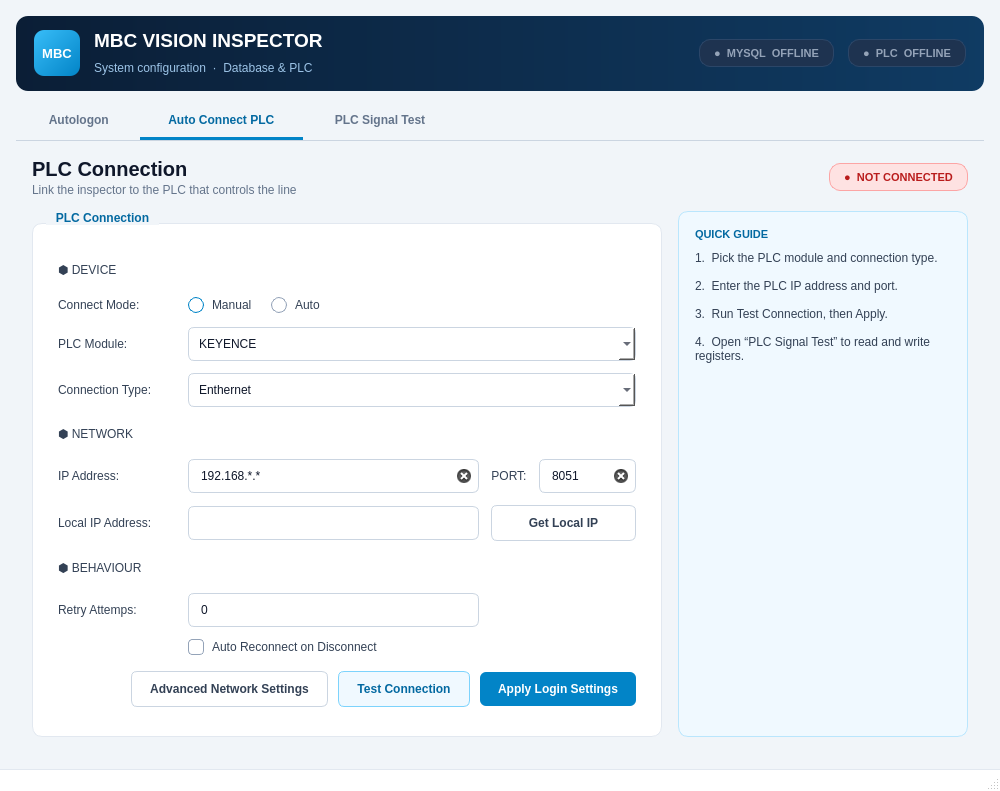
Old version of the form module_5/auto_init_.ui in the repository hodat2608/internal.project.
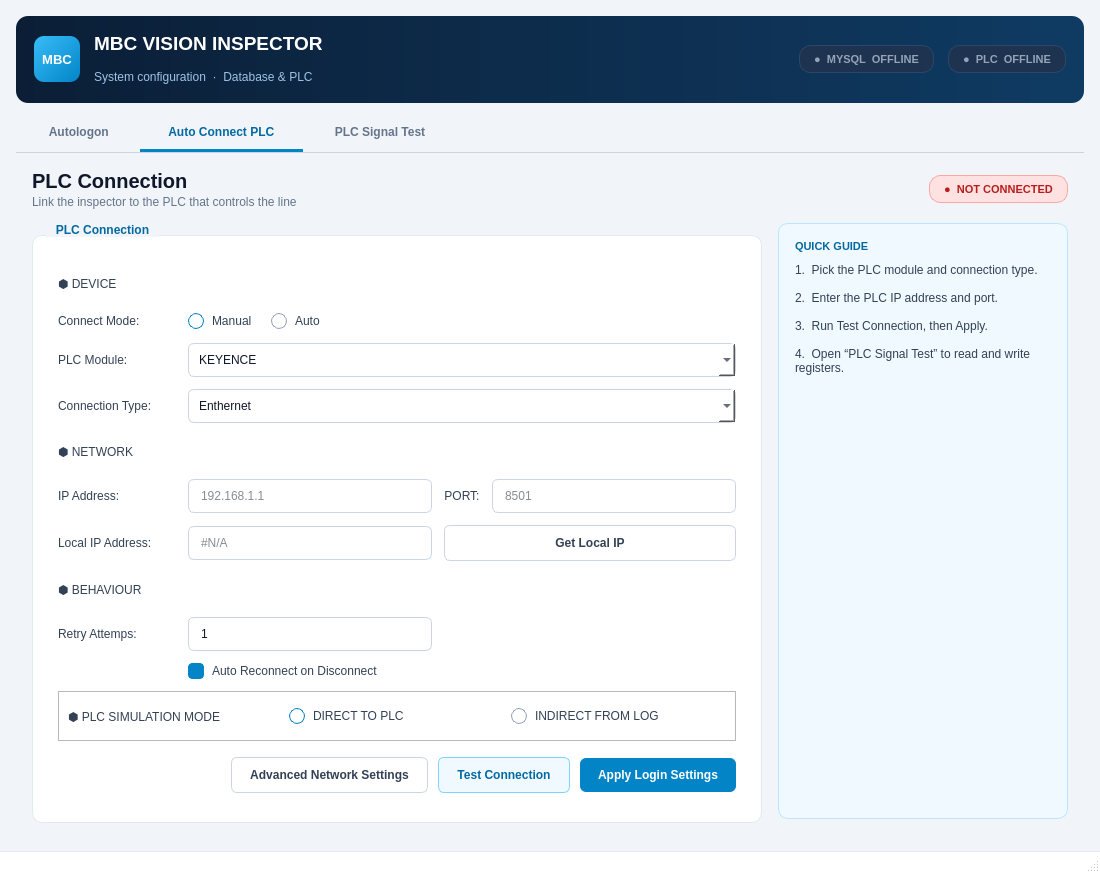
New version of the form. The open tabs and pages were chosen to show the change.

```diff
--- a/module_5/auto_init_.ui
+++ b/module_5/auto_init_.ui
@@ -6,8 +6,8 @@
    <rect>
     <x>0</x>
     <y>0</y>
-    <width>1000</width>
-    <height>791</height>
+    <width>1100</width>
+    <height>873</height>
    </rect>
   </property>
   <property name="windowTitle">
@@ -216,6 +216,13 @@
         <height>68</height>
        </size>
       </property>
+      <property name="font">
+       <font>
+        <family>Segoe UI</family>
+        <weight>75</weight>
+        <bold>true</bold>
+       </font>
+      </property>
       <property name="frameShape">
        <enum>QFrame::NoFrame</enum>
       </property>
@@ -340,7 +347,7 @@
       <property name="maximumSize">
        <size>
         <width>16777215</width>
-        <height>650</height>
+        <height>720</height>
        </size>
       </property>
       <property name="tabPosition">
@@ -943,13 +950,99 @@
           <property name="enabled">
            <bool>true</bool>
           </property>
+          <property name="minimumSize">
+           <size>
+            <width>0</width>
+            <height>600</height>
+           </size>
+          </property>
+          <property name="font">
+           <font>
+            <family>Segoe UI</family>
+            <pointsize>9</pointsize>
+            <weight>87</weight>
+            <bold>true</bold>
+           </font>
+          </property>
           <property name="title">
            <string>PLC Connection</string>
           </property>
-          <layout class="QGridLayout" name="gridLayout_7" columnstretch="0,3,0,1">
+          <layout class="QGridLayout" name="gridLayout_7" columnstretch="0,0,0,0">
            <property name="spacing">
             <number>12</number>
            </property>
+           <item row="6" column="0">
+            <widget class="QLabel" name="label_13">
+             <property name="minimumSize">
+              <size>
+               <width>118</width>
+               <height>0</height>
+              </size>
+             </property>
+             <property name="text">
+              <string>Local IP Address:</string>
+             </property>
+            </widget>
+           </item>
+           <item row="5" column="3">
+            <widget class="QLineEdit" name="lineEdit_port_3">
+             <property name="text">
+              <string/>
+             </property>
+             <property name="placeholderText">
+              <string>8501</string>
+             </property>
+             <property name="clearButtonEnabled">
+              <bool>true</bool>
+             </property>
+            </widget>
+           </item>
+           <item row="5" column="1">
+            <widget class="QLineEdit" name="lineEdit_ip_address_2">
+             <property name="text">
+              <string/>
+             </property>
+             <property name="placeholderText">
+              <string>192.168.1.1</string>
+             </property>
+             <property name="clearButtonEnabled">
+              <bool>true</bool>
+             </property>
+            </widget>
+           </item>
+           <item row="8" column="1">
+            <widget class="QSpinBox" name="spinBox_2">
+             <property name="buttonSymbols">
+              <enum>QAbstractSpinBox::NoButtons</enum>
+             </property>
+             <property name="value">
+              <number>1</number>
+             </property>
+            </widget>
+           </item>
+           <item row="4" column="0" colspan="4">
+            <widget class="QLabel" name="label_sec_plc_network">
+             <property name="text">
+              <string>⬢ NETWORK</string>
+             </property>
+             <property name="role" stdset="0">
+              <string>section</string>
+             </property>
+            </widget>
+           </item>
+           <item row="5" column="0">
+            <widget class="QLabel" name="label_16">
+             <property name="minimumSize">
+              <size>
+               <width>118</width>
+               <height>0</height>
+              </size>
+             </property>
+             <property name="text">
+              <string>IP Address:</string>
+             </property>
+            </widget>
+           </item>
            <item row="0" column="0" colspan="4">
             <widget class="QLabel" name="label_sec_plc_device">
              <property name="text">
@@ -1016,183 +1109,7 @@
              </item>
             </layout>
            </item>
-           <item row="2" column="0">
-            <widget class="QLabel" name="label_7">
-             <property name="minimumSize">
-              <size>
-               <width>118</width>
-               <height>0</height>
-              </size>
-             </property>
-             <property name="text">
-              <string>PLC Module:</string>
-             </property>
-            </widget>
-           </item>
-           <item row="2" column="1" colspan="3">
-            <widget class="QComboBox" name="comboBox">
-             <property name="enabled">
-              <bool>true</bool>
-             </property>
-             <item>
-              <property name="text">
-               <string>KEYENCE</string>
-              </property>
-             </item>
-             <item>
-              <property name="text">
-               <string>OMRON</string>
-              </property>
-             </item>
-             <item>
-              <property name="text">
-               <string>MITSHUBISHI</string>
-              </property>
-             </item>
-            </widget>
-           </item>
-           <item row="3" column="0">
-            <widget class="QLabel" name="label_18">
-             <property name="minimumSize">
-              <size>
-               <width>118</width>
-               <height>0</height>
-              </size>
-             </property>
-             <property name="text">
-              <string>Connection Type:</string>
-             </property>
-            </widget>
-           </item>
-           <item row="3" column="1" colspan="3">
-            <widget class="QComboBox" name="comboBox_connection_type_2">
-             <property name="enabled">
-              <bool>true</bool>
-             </property>
-             <item>
-              <property name="text">
-               <string>Enthernet</string>
-              </property>
-             </item>
-            </widget>
-           </item>
-           <item row="4" column="0" colspan="4">
-            <widget class="QLabel" name="label_sec_plc_network">
-             <property name="text">
-              <string>⬢ NETWORK</string>
-             </property>
-             <property name="role" stdset="0">
-              <string>section</string>
-             </property>
-            </widget>
-           </item>
-           <item row="5" column="0">
-            <widget class="QLabel" name="label_16">
-             <property name="minimumSize">
-              <size>
-               <width>118</width>
-               <height>0</height>
-              </size>
-             </property>
-             <property name="text">
-              <string>IP Address:</string>
-             </property>
-            </widget>
-           </item>
-           <item row="5" column="1">
-            <widget class="QLineEdit" name="lineEdit_ip_address_2">
-             <property name="text">
-              <string>192.168.*.*</string>
-             </property>
-             <property name="clearButtonEnabled">
-              <bool>true</bool>
-             </property>
-            </widget>
-           </item>
-           <item row="5" column="2">
-            <widget class="QLabel" name="label_17">
-             <property name="text">
-              <string>PORT:</string>
-             </property>
-             <property name="alignment">
-              <set>Qt::AlignCenter</set>
-             </property>
-            </widget>
-           </item>
-           <item row="5" column="3">
-            <widget class="QLineEdit" name="lineEdit_port_3">
-             <property name="text">
-              <string>8051</string>
-             </property>
-             <property name="clearButtonEnabled">
-              <bool>true</bool>
-             </property>
-            </widget>
-           </item>
-           <item row="6" column="0">
-            <widget class="QLabel" name="label_13">
-             <property name="minimumSize">
-              <size>
-               <width>118</width>
-               <height>0</height>
-              </size>
-             </property>
-             <property name="text">
-              <string>Local IP Address:</string>
-             </property>
-            </widget>
-           </item>
-           <item row="6" column="1">
-            <widget class="QLineEdit" name="lineEdit_local_ip_2"/>
-           </item>
-           <item row="6" column="2" colspan="2">
-            <widget class="QPushButton" name="pushButton_get_local_ip_2">
-             <property name="cursor">
-              <cursorShape>PointingHandCursor</cursorShape>
-             </property>
-             <property name="text">
-              <string>Get Local IP</string>
-             </property>
-            </widget>
-           </item>
-           <item row="7" column="0" colspan="4">
-            <widget class="QLabel" name="label_sec_plc_behaviour">
-             <property name="text">
-              <string>⬢ BEHAVIOUR</string>
-             </property>
-             <property name="role" stdset="0">
-              <string>section</string>
-             </property>
-            </widget>
-           </item>
-           <item row="8" column="0">
-            <widget class="QLabel" name="label_14">
-             <property name="minimumSize">
-              <size>
-               <width>118</width>
-               <height>0</height>
-              </size>
-             </property>
-             <property name="text">
-              <string>Retry Attemps:</string>
-             </property>
-            </widget>
-           </item>
-           <item row="8" column="1">
-            <widget class="QSpinBox" name="spinBox_2">
-             <property name="buttonSymbols">
-              <enum>QAbstractSpinBox::NoButtons</enum>
-             </property>
-            </widget>
-           </item>
-           <item row="9" column="1" colspan="3">
-            <widget class="QCheckBox" name="checkBox_2">
-             <property name="text">
-              <string>Auto Reconnect on Disconnect</string>
-             </property>
-            </widget>
-           </item>
-           <item row="10" column="0" colspan="4">
+           <item row="11" column="0" colspan="4">
             <widget class="QWidget" name="widget_3" native="true">
              <property name="minimumSize">
               <size>
@@ -1222,7 +1139,34 @@
               <property name="horizontalSpacing">
                <number>10</number>
               </property>
-              <item row="0" column="0">
+              <item row="1" column="2">
+               <widget class="QPushButton" name="pushButton_test_connection_3">
+                <property name="cursor">
+                 <cursorShape>PointingHandCursor</cursorShape>
+                </property>
+                <property name="text">
+                 <string>Test Connection</string>
+                </property>
+               </widget>
+              </item>
+              <item row="1" column="1">
+               <widget class="QPushButton" name="network_setting_advanced">
+                <property name="text">
+                 <string>Advanced Network Settings</string>
+                </property>
+               </widget>
+              </item>
+              <item row="1" column="3">
+               <widget class="QPushButton" name="pushButton_apply_ip_add_setting_2">
+                <property name="cursor">
+                 <cursorShape>PointingHandCursor</cursorShape>
+                </property>
+                <property name="text">
+                 <string>Apply Login Settings</string>
+                </property>
+               </widget>
+              </item>
+              <item row="1" column="0">
                <spacer name="horizontalSpacer_plc_buttons">
                 <property name="orientation">
                  <enum>Qt::Horizontal</enum>
@@ -1235,36 +1179,187 @@
                 </property>
                </spacer>
               </item>
-              <item row="0" column="3">
-               <widget class="QPushButton" name="pushButton_apply_ip_add_setting_2">
-                <property name="cursor">
-                 <cursorShape>PointingHandCursor</cursorShape>
-                </property>
+             </layout>
+            </widget>
+           </item>
+           <item row="7" column="0" colspan="4">
+            <widget class="QLabel" name="label_sec_plc_behaviour">
+             <property name="text">
+              <string>⬢ BEHAVIOUR</string>
+             </property>
+             <property name="role" stdset="0">
+              <string>section</string>
+             </property>
+            </widget>
+           </item>
+           <item row="3" column="1" colspan="3">
+            <widget class="QComboBox" name="comboBox_connection_type_2">
+             <property name="enabled">
+              <bool>true</bool>
+             </property>
+             <item>
+              <property name="text">
+               <string>Enthernet</string>
+              </property>
+             </item>
+            </widget>
+           </item>
+           <item row="10" column="0" colspan="4">
+            <widget class="QFrame" name="frame_3">
+             <property name="minimumSize">
+              <size>
+               <width>0</width>
+               <height>50</height>
+              </size>
+             </property>
+             <property name="frameShape">
+              <enum>QFrame::StyledPanel</enum>
+             </property>
+             <property name="frameShadow">
+              <enum>QFrame::Raised</enum>
+             </property>
+             <layout class="QGridLayout" name="gridLayout_5">
+              <item row="1" column="1">
+               <widget class="QRadioButton" name="direct_to_plc">
                 <property name="text">
-                 <string>Apply Login Settings</string>
+                 <string>DIRECT TO PLC</string>
                 </property>
+                <property name="checked">
+                 <bool>true</bool>
+                </property>
                </widget>
               </item>
-              <item row="0" column="2">
-               <widget class="QPushButton" name="pushButton_test_connection_3">
-                <property name="cursor">
-                 <cursorShape>PointingHandCursor</cursorShape>
+              <item row="1" column="0">
+               <widget class="QLabel" name="label_8">
+                <property name="font">
+                 <font>
+                  <family>Segoe UI</family>
+                  <pointsize>9</pointsize>
+                  <weight>50</weight>
+                  <bold>false</bold>
+                 </font>
                 </property>
                 <property name="text">
-                 <string>Test Connection</string>
+                 <string>⬢ PLC SIMULATION MODE</string>
                 </property>
                </widget>
               </item>
-              <item row="0" column="1">
-               <widget class="QPushButton" name="network_setting_advanced">
+              <item row="1" column="2">
+               <widget class="QRadioButton" name="indirect_from_log">
+                <property name="font">
+                 <font>
+                  <family>Segoe UI</family>
+                  <pointsize>9</pointsize>
+                  <weight>50</weight>
+                  <bold>false</bold>
+                 </font>
+                </property>
                 <property name="text">
-                 <string>Advanced Network Settings</string>
+                 <string>INDIRECT FROM LOG</string>
                 </property>
                </widget>
               </item>
              </layout>
             </widget>
            </item>
+           <item row="9" column="1" colspan="3">
+            <widget class="QCheckBox" name="checkBox_2">
+             <property name="text">
+              <string>Auto Reconnect on Disconnect</string>
+             </property>
+             <property name="checked">
+              <bool>true</bool>
+             </property>
+            </widget>
+           </item>
+           <item row="8" column="0">
+            <widget class="QLabel" name="label_14">
+             <property name="minimumSize">
+              <size>
+               <width>118</width>
+               <height>0</height>
+              </size>
+             </property>
+             <property name="text">
+              <string>Retry Attemps:</string>
+             </property>
+            </widget>
+           </item>
+           <item row="3" column="0">
+            <widget class="QLabel" name="label_18">
+             <property name="minimumSize">
+              <size>
+               <width>118</width>
+               <height>0</height>
+              </size>
+             </property>
+             <property name="text">
+              <string>Connection Type:</string>
+             </property>
+            </widget>
+           </item>
+           <item row="2" column="1" colspan="3">
+            <widget class="QComboBox" name="comboBox">
+             <property name="enabled">
+              <bool>true</bool>
+             </property>
+             <item>
+              <property name="text">
+               <string>KEYENCE</string>
+              </property>
+             </item>
+             <item>
+              <property name="text">
+               <string>OMRON</string>
+              </property>
+             </item>
+             <item>
+              <property name="text">
+               <string>MITSHUBISHI</string>
+              </property>
+             </item>
+            </widget>
+           </item>
+           <item row="6" column="2" colspan="2">
+            <widget class="QPushButton" name="pushButton_get_local_ip_2">
+             <property name="cursor">
+              <cursorShape>PointingHandCursor</cursorShape>
+             </property>
+             <property name="text">
+              <string>Get Local IP</string>
+             </property>
+            </widget>
+           </item>
+           <item row="6" column="1">
+            <widget class="QLineEdit" name="lineEdit_local_ip_2">
+             <property name="placeholderText">
+              <string>#N/A</string>
+             </property>
+            </widget>
+           </item>
+           <item row="2" column="0">
+            <widget class="QLabel" name="label_7">
+             <property name="minimumSize">
+              <size>
+               <width>118</width>
+               <height>0</height>
+              </size>
+             </property>
+             <property name="text">
+              <string>PLC Module:</string>
+             </property>
+            </widget>
+           </item>
+           <item row="5" column="2">
+            <widget class="QLabel" name="label_17">
+             <property name="text">
+              <string>PORT:</string>
+             </property>
+             <property name="alignment">
+              <set>Qt::AlignCenter</set>
+             </property>
+            </widget>
+           </item>
           </layout>
          </widget>
         </item>
```
Left out of the diff: 2 changed lines with no effect on the pictures.
